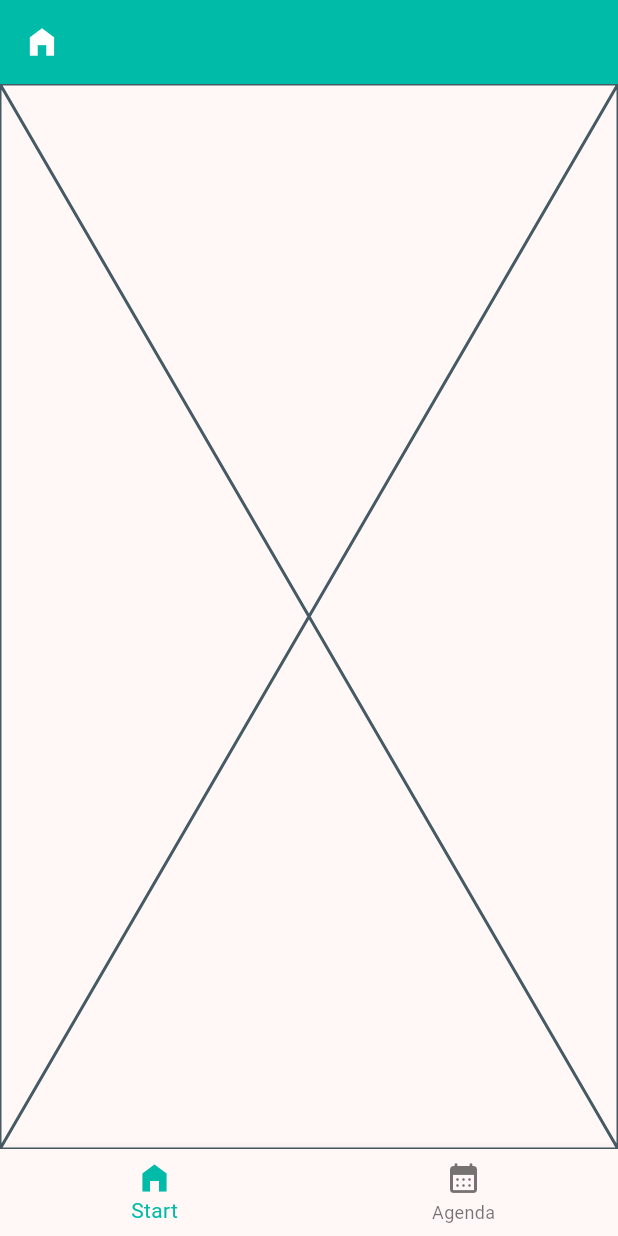
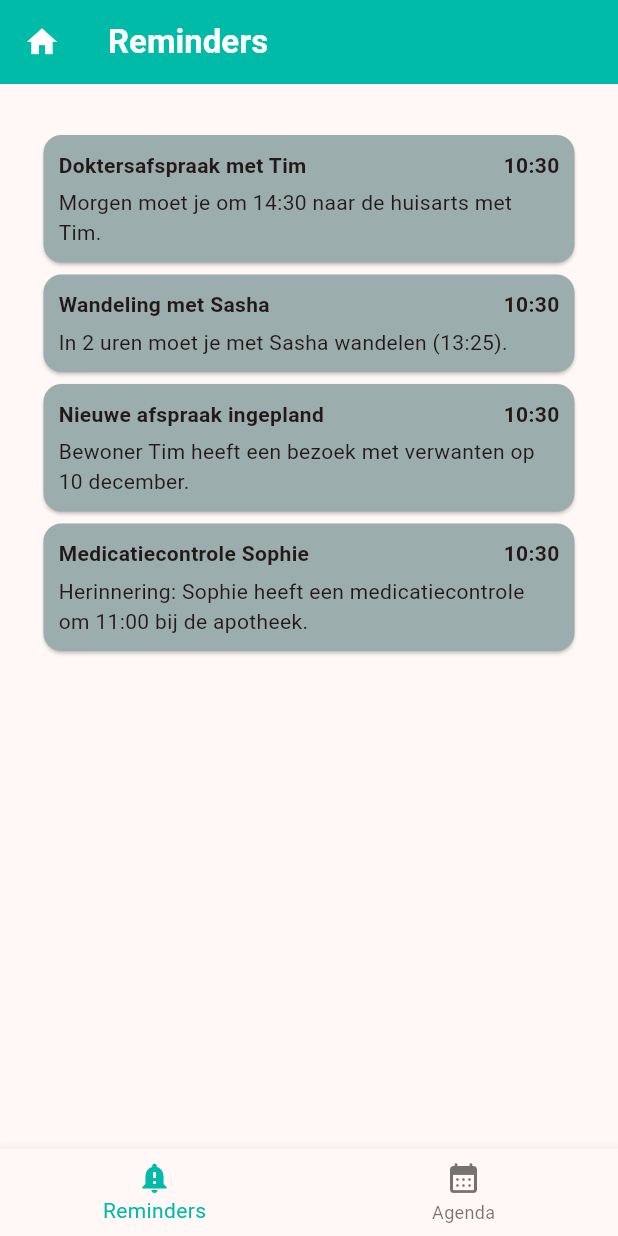
Before and after one commit to Leedje/zorgwijzer_amarant_s4, a Flutter app: the screen it shows after launch, on a phone screen of 412 x 824 dp. Run offline on Flutter 3.47's test engine with Material 3 defaults, Android fonts, the light colour scheme and no system bars; our stand-ins replace go_router, table_calendar.

Commit message:
created reminder screen, added serialization for JSON -> DTO. and DTO -> JSON. configured project for http requests

```diff
--- /dev/null
+++ b/lib/api/apiConfig.dart
@@ -0,0 +1 @@
+const String baseURL = '';
--- a/lib/layout/mainnavlayout.dart
+++ b/lib/layout/mainnavlayout.dart
@@ -1,42 +1,62 @@
 import 'package:flutter/material.dart';
 import 'package:go_router/go_router.dart';
 
-class MainNavLayout extends StatelessWidget {
+class MainNavLayout extends StatefulWidget {
   final Widget child;
 
-  const MainNavLayout({required this.child});
+  const MainNavLayout({required this.child, super.key});
+
+  @override
+  State<MainNavLayout> createState() => _MainNavLayoutState();
+}
+
+class _MainNavLayoutState extends State<MainNavLayout> {
+  int _currentIndex = 0;
+  String _pageTitle = 'Reminders';
+  IconData _leadingIcon = Icons.home;
+
+  void _onItemTapped(int index) {
+    setState(() {
+      _currentIndex = index;
+      switch (index) {
+        case 0:
+          _pageTitle = 'Reminders';
+           _leadingIcon = Icons.notification_important;
+          context.go('/');
+          break;
+        case 1:
+          _pageTitle = 'Agenda';
+          _leadingIcon = Icons.calendar_month_rounded;
+          context.go('/appointments');
+
+          break;
+      }
+    });
+  }
 
   @override
   Widget build(BuildContext context) {
-    int currentIndex = 0;
-    String pageTitle = '';
-
     return Scaffold(
-      body: SafeArea(child: child),
+      body: SafeArea(child: widget.child),
       appBar: AppBar(
-        leading: Icon(Icons.home_filled, color: Colors.white,),
-        title: Text(pageTitle),
-        backgroundColor: Color(0XFF00BBA7),
+        leading: Icon(_leadingIcon, color: Colors.white,),
+        title: Text(_pageTitle, style: TextStyle(color: Colors.white, fontWeight: FontWeight.bold), textAlign: TextAlign.center,),
+        backgroundColor: const Color(0XFF00BBA7),
       ),
       bottomNavigationBar: BottomNavigationBar(
-        fixedColor: Color(0XFF00BBA7),
-        currentIndex: currentIndex,
-        onTap: (index) {
-          switch (index) {
-            case 0:
-            pageTitle = 'Reminders';
-              context.go('/');
-              break;
-            case 1:
-            pageTitle = 'Agenda';
-              context.go('/appointments');
-              break;
-          }
-        },
+        fixedColor: const Color(0XFF00BBA7),
+        currentIndex: _currentIndex,
+        onTap: _onItemTapped,
         items: const [
-          BottomNavigationBarItem(icon: Icon(Icons.home_filled), label: "Start"),
-          BottomNavigationBarItem(icon: Icon(Icons.calendar_month_rounded), label: "Agenda"),
-        //  BottomNavigationBarItem(icon: Icon(Icons.error_outline)), this is for eventual incident report
+          BottomNavigationBarItem(
+            icon: Icon(Icons.notification_important),
+            label: "Reminders",
+          ),
+          BottomNavigationBarItem(
+            icon: Icon(Icons.calendar_month_rounded),
+            label: "Agenda",
+          ),
+          // BottomNavigationBarItem(icon: Icon(Icons.error_outline), label: "Incidenten"),
         ],
       ),
     );
--- a/lib/main.dart
+++ b/lib/main.dart
@@ -2,10 +2,11 @@ import 'package:flutter/material.dart';
 import 'package:provider/provider.dart';
 import 'package:zorgwijzer_amarant_s4/config/router.dart';
 import 'package:zorgwijzer_amarant_s4/viewmodels/appointmentViewModel.dart';
+import 'package:zorgwijzer_amarant_s4/viewmodels/reminderViewModel.dart';
 import 'package:intl/date_symbol_data_local.dart';
 
 void main() {
-  initializeDateFormatting().then((_) => runApp(MainApp()));
+  initializeDateFormatting().then((_) => runApp(const MainApp()));
 }
 
 class MainApp extends StatelessWidget {
@@ -13,16 +14,20 @@ class MainApp extends StatelessWidget {
 
   @override
   Widget build(BuildContext context) {
-    return ChangeNotifierProvider(
-      create: (appointmentContext) => AppointmentViewModel(),
+    return MultiProvider(
+      providers: [
+        ChangeNotifierProvider(create: (appointmentContext) => AppointmentViewModel()),
+        ChangeNotifierProvider(create: (reminderContext) => ReminderViewModel()),
+      ],
       child: MaterialApp.router(
         routerConfig: appRouter,
         theme: ThemeData(
-          colorScheme: ColorScheme.fromSeed(seedColor:
-          Colors.red),
+          colorScheme: ColorScheme.fromSeed(
+            seedColor: Colors.red,
+          ),
           brightness: Brightness.light,
         ),
-        ),
+      ),
     );
   }
 }
--- a/lib/models/appointmentDto.dart
+++ b/lib/models/appointmentDto.dart
@@ -1,12 +1,34 @@
 import 'package:flutter/material.dart';
+import 'package:json_annotation/json_annotation.dart';
 
-class AppointmentDTO{
+part 'appointmentDto.g.dart';
+
+@JsonSerializable()
+class AppointmentDTO {
   String id = '';
   String title = '';
   String resident = '';
   DateTime date = DateTime.now();
-  TimeOfDay time = TimeOfDay.now();
+  DateTime time = DateTime.now();
   Duration duration = Duration();
   String location = '';
   String priority = '';
+
+  AppointmentDTO({
+    String id = '',
+    String title = '',
+    String resident = '',
+    DateTime? date,
+    DateTime? time,
+    Duration? duration,
+    String location = '',
+    String priority = '',
+  });
+
+
+  factory AppointmentDTO.fromJson(Map<String, dynamic> json) =>
+      _$AppointmentDTOFromJson(json);
+
+  Map<String, dynamic> toJson() => _$AppointmentDTOToJson(this);
+
 }
--- /dev/null
+++ b/lib/models/reminderDto.dart
@@ -0,0 +1,27 @@
+import 'package:json_annotation/json_annotation.dart';
+
+part 'reminderDto.g.dart';
+
+@JsonSerializable()
+class ReminderDTO {
+  String id = '';
+  DateTime timeSent = DateTime.now();
+  String title = '';
+  String description = '';
+  String appointmentId = '';
+  DateTime appointmentTime = DateTime.now();
+
+  ReminderDTO({
+      String id = '',
+  DateTime? timeSent,
+  String title = '',
+  String description = '',
+  String appointmentId = '',
+  DateTime? appointmentTime
+  });
+
+  factory ReminderDTO.fromJson(Map<String, dynamic> json) => _$ReminderDTOFromJson(json);
+
+  Map<String, dynamic> toJson() => _$ReminderDTOToJson(this);
+
+}
--- a/lib/screens/reminderScreen.dart
+++ b/lib/screens/reminderScreen.dart
@@ -1,4 +1,8 @@
 import 'package:flutter/material.dart';
+import 'package:provider/provider.dart';
+import 'package:zorgwijzer_amarant_s4/models/reminderDto.dart';
+import 'package:zorgwijzer_amarant_s4/viewmodels/reminderViewModel.dart';
+import 'package:zorgwijzer_amarant_s4/widgets/reminderCard.dart';
 
 class ReminderScreen extends StatefulWidget{
   @override
@@ -8,7 +12,15 @@ class ReminderScreen extends StatefulWidget{
 class _ReminderScreenState extends State<ReminderScreen> {
   @override
   Widget build(BuildContext context) {
+    final reminderContext = context.watch<ReminderViewModel>();
+    final List<ReminderDTO> reminders = reminderContext.reminders;
 
-    return Placeholder();
+    return Column(
+      children: [
+        SizedBox(height: 30,),
+        ...reminders.map((reminder) =>
+        ReminderCard(reminder: reminder,))
+      ],
+    );
   }
 }
--- /dev/null
+++ b/lib/services/reminderService.dart
@@ -0,0 +1,14 @@
+import 'package:zorgwijzer_amarant_s4/api/apiClient.dart';
+import 'package:zorgwijzer_amarant_s4/models/reminderDto.dart';
+
+class ReminderService {
+
+  final ApiClient client = ApiClient();
+
+  Future<List<ReminderDTO>?> getAllReminders() async{
+    final reminders = await client.get('/reminders');
+    return (reminders as List).map((reminder) =>
+    ReminderDTO.fromJson(reminder)).toList();
+
+  }
+}
--- a/lib/viewmodels/appointmentViewModel.dart
+++ b/lib/viewmodels/appointmentViewModel.dart
@@ -9,8 +9,9 @@ class AppointmentViewModel extends ChangeNotifier {
       ..title = "Doktersafspraak"
       ..resident = "Bram Jansen"
       ..date = DateTime(2025, 12, 7)
-      ..time = TimeOfDay(hour: 9, minute: 0)
-      ..duration = Duration(minutes: 30)
+      ..time =
+          DateTime(2025, 12, 7, 9, 0)
+      ..duration = const Duration(minutes: 30)
       ..location = "Amarant Kliniek"
       ..priority = "Hoog",
 
@@ -19,8 +20,9 @@ class AppointmentViewModel extends ChangeNotifier {
       ..title = "Medicatiecontrole"
       ..resident = "Sophie de Vries"
       ..date = DateTime(2025, 12, 7)
-      ..time = TimeOfDay(hour: 11, minute: 0)
-      ..duration = Duration(minutes: 20)
+      ..time =
+          DateTime(2025, 12, 7, 11, 0)
+      ..duration = const Duration(minutes: 20)
       ..location = "Apotheek Tilburg"
       ..priority = "Medium",
 
@@ -29,8 +31,9 @@ class AppointmentViewModel extends ChangeNotifier {
       ..title = "Wandeling in het park"
       ..resident = "Jan Peters"
       ..date = DateTime(2025, 12, 7)
-      ..time = TimeOfDay(hour: 14, minute: 30)
-      ..duration = Duration(minutes: 45)
+      ..time =
+          DateTime(2025, 12, 7, 14, 30)
+      ..duration = const Duration(minutes: 75)
       ..location = "Spoorpark"
       ..priority = "Laag",
 
@@ -39,8 +42,9 @@ class AppointmentViewModel extends ChangeNotifier {
       ..title = "Telefonisch overleg huisarts"
       ..resident = "Maria van Dijk"
       ..date = DateTime(2025, 12, 5)
-      ..time = TimeOfDay(hour: 10, minute: 15)
-      ..duration = Duration(minutes: 15)
+      ..time =
+          DateTime(2025, 12, 5, 10, 15)
+      ..duration = const Duration(minutes: 15)
       ..location = "Telefoon"
       ..priority = "Hoog",
   ];
@@ -52,4 +56,9 @@ class AppointmentViewModel extends ChangeNotifier {
         .where((appointment) => isSameDay(appointment.date, date))
         .toList();
   }
+
+  List<AppointmentDTO> getAllAppointments(){
+   return List.empty();
+   //load appointments from db
+  }
 }
--- a/lib/viewmodels/reminderViewModel.dart
+++ b/lib/viewmodels/reminderViewModel.dart
@@ -1,5 +1,38 @@
 import 'package:flutter/material.dart';
+import 'package:zorgwijzer_amarant_s4/models/reminderDto.dart';
 
-class ReminderViewModel extends ChangeNotifier{
+class ReminderViewModel extends ChangeNotifier {
+  final List<ReminderDTO> _reminders = [
+    ReminderDTO()
+      ..id = "r1"
+      ..title = "Doktersafspraak met Tim"
+      ..description = "Morgen moet je om 14:30 naar de huisarts met Tim."
+      ..appointmentId = "1",
 
+    ReminderDTO()
+      ..id = "r2"
+      ..title = "Wandeling met Sasha"
+      ..description = "In 2 uren moet je met Sasha wandelen (13:25)."
+      ..appointmentId = "3",
+
+    ReminderDTO()
+      ..id = "r3"
+      ..title = "Nieuwe afspraak ingepland"
+      ..description =
+          "Bewoner Tim heeft een bezoek met verwanten op 10 december."
+      ..appointmentId = "5",
+
+    ReminderDTO()
+      ..id = "r4"
+      ..title = "Medicatiecontrole Sophie"
+      ..description =
+          "Herinnering: Sophie heeft een medicatiecontrole om 11:00 bij de apotheek."
+      ..appointmentId = "2",
+  ];
+
+  List<ReminderDTO> get reminders => _reminders;
+
+  List<ReminderDTO> getAllReminders() {
+    return _reminders;
+  }
 }
--- a/lib/widgets/reminderCard.dart
+++ b/lib/widgets/reminderCard.dart
@@ -1,12 +1,44 @@
 import 'package:flutter/material.dart';
+import 'package:zorgwijzer_amarant_s4/models/reminderDto.dart';
 
 class ReminderCard extends StatelessWidget{
+  final ReminderDTO reminder;
+  const ReminderCard({required this.reminder});
+
+  String formatTime(DateTime time){
+    final hour = time.hour.toString().padLeft(2,'0');
+    final minutes = time.minute.toString().padLeft(2, "0");
+
+    return '${hour}:${minutes}';
+  }
+
   @override
   Widget build(BuildContext context) {
 
-    return Card(
-      child: Column(
+    return SizedBox(
+      width: MediaQuery.of(context).size.width - 50,
+      child: Card(
+        color: const Color.fromARGB(255, 155, 174, 173),
+        child: Padding(
+          padding: const EdgeInsets.all(10),
+          child: Column(
+            spacing: 5,
+            crossAxisAlignment: CrossAxisAlignment.start,
+            children: [
 
+              Row(
+                children: [
+                  Text(reminder.title, style: TextStyle(fontWeight: FontWeight.bold),),
+                  Spacer(),
+                  Text(formatTime(reminder.timeSent), //display time sent? or for example 8m geleden
+                    style: TextStyle(fontWeight: FontWeight.bold),
+                  )
+                ],
+              ),
+              Text(reminder.description)
+            ],
+          ),
+        ),
       ),
     );
   }
--- a/pubspec.yaml
+++ b/pubspec.yaml
@@ -10,13 +10,17 @@ dependencies:
   flutter:
     sdk: flutter
   go_router: ^17.0.0
+  http: ^1.6.0
   provider: ^6.1.5+1
   table_calendar: ^3.2.0
+  json_annotation: ^4.8.0
 
 dev_dependencies:
   flutter_test:
     sdk: flutter
   flutter_lints: ^5.0.0
+  json_serializable: ^6.7.1
+  build_runner: ^2.4.6
 
 flutter:
   uses-material-design: true
```
Also changed, not shown: lib/api/apiClient.dart (added, +42 -0 lines), lib/models/weekplanningDto.dart (deleted, +0 -8 lines), lib/services/appointmentService.dart (added, +14 -0 lines), lib/services/weekplannerService.dart (deleted, +0 -10 lines), lib/widgets/appointmentCard.dart (+45 -24 lines), lib/models/appointmentDto.g.dart (added), lib/models/reminderDto.g.dart (added), pubspec.lock.
